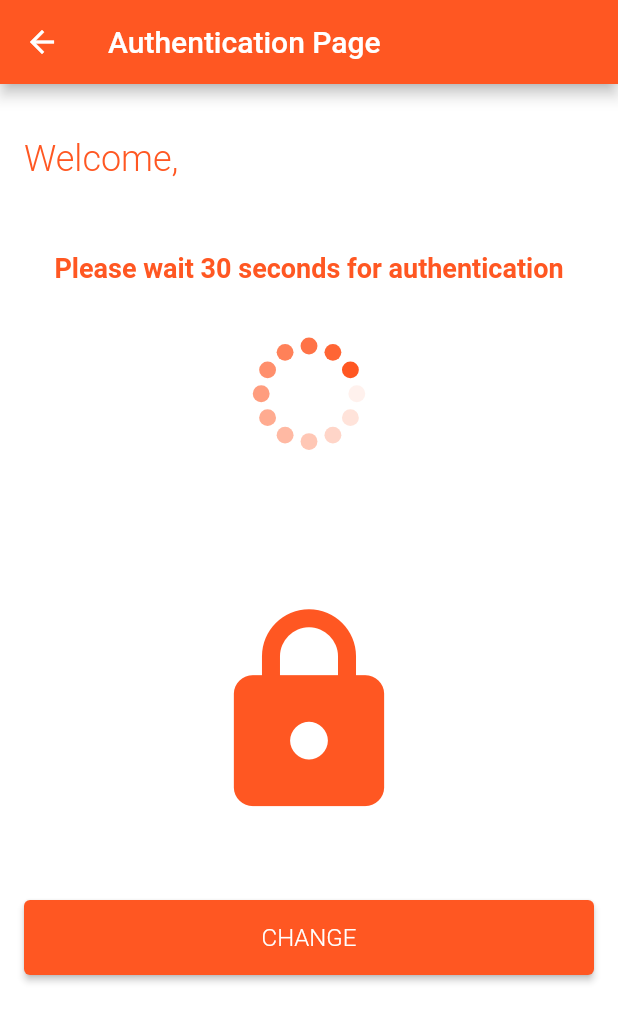
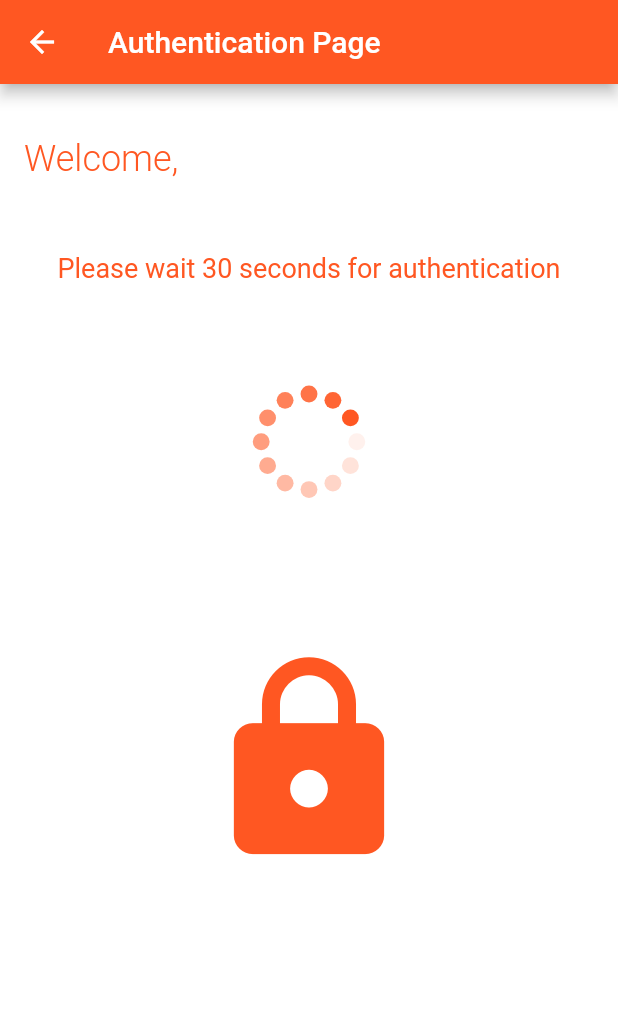
Before and after one commit to yscaliskan/CMPE492-Smartwatch-Authentication, a Flutter app: the Authentication_Page screen opened directly with empty values, on a phone screen of 412 x 824 dp. Shown: the top 1022 px of the screen. Run offline on Flutter 3.47's test engine with Material 2 defaults, Android fonts, the phone set to English and light mode, and no system bars; our stand-ins replace fl_chart, flutter_spinkit, get, google_fonts, hive, hive_flutter and 2 more; missing offline and left inert: tflite_flutter; accounts and stored records are empty.

Commit message:
dynamic authentication page

```diff
--- a/lib/pages/authentication/authentication_page.dart
+++ b/lib/pages/authentication/authentication_page.dart
@@ -22,6 +22,12 @@ class _Authentication_PageState extends State<Authentication_Page> {
     "You are authenticated successfully",
     "Authentication failed"
   ];
+  List<String> _connectionStatusSubtextList = <String> [
+    "",
+    "",
+    "Please hold still for authentication"
+  ];
+
   List<Color> _connectionIconColorList = <Color>[
     Colors.deepOrange,
     Colors.green,
@@ -71,7 +77,18 @@ class _Authentication_PageState extends State<Authentication_Page> {
                   style: TextStyle(
                       color: _connectionIconColorList[ctrlr.prediction],
                       fontSize: 18,
-                      fontWeight: FontWeight.w600
+                      fontWeight: FontWeight.w400
+                  ),
+                ),
+              ),
+              Container(
+                margin: const EdgeInsets.only(left: 16, right: 16, top: 16),
+                child: Text(
+                  _connectionStatusSubtextList[ctrlr.prediction],
+                  style: TextStyle(
+                      color: _connectionIconColorList[ctrlr.prediction],
+                      fontSize: 14,
+                      fontWeight: FontWeight.w400
                   ),
                 ),
               ),
@@ -96,35 +113,6 @@ class _Authentication_PageState extends State<Authentication_Page> {
                   ),
                 ),
               ),
-              Container(
-                margin: const EdgeInsets.only(left: 16, right: 16, top: 50),
-                decoration: BoxDecoration(
-                  borderRadius: BorderRadius.circular(10),
-                ),
-                child: SizedBox(
-                  width: double.infinity,
-                  height: 50,
-                  child: ElevatedButton(
-                    style: ElevatedButton.styleFrom(
-                        primary: _connectionIconColorList[ctrlr.prediction]
-                    ),
-                    child: Text(
-                      "CHANGE",
-                      style: TextStyle(
-                          color: Colors.white,
-                          fontSize: 16,
-                          fontWeight: FontWeight.w300
-                      ),
-                    ),
-                    onPressed: () {
-                      Toast.show("Changing context" , context, duration: Toast.LENGTH_LONG, gravity:  Toast.BOTTOM);
-                      setState(() {
-                        _connectionStatus = (_connectionStatus + 1) % 2;
-                      });
-                    },
-                  ),
-                ),
-              ),
             ],
           ),
         ),
```
